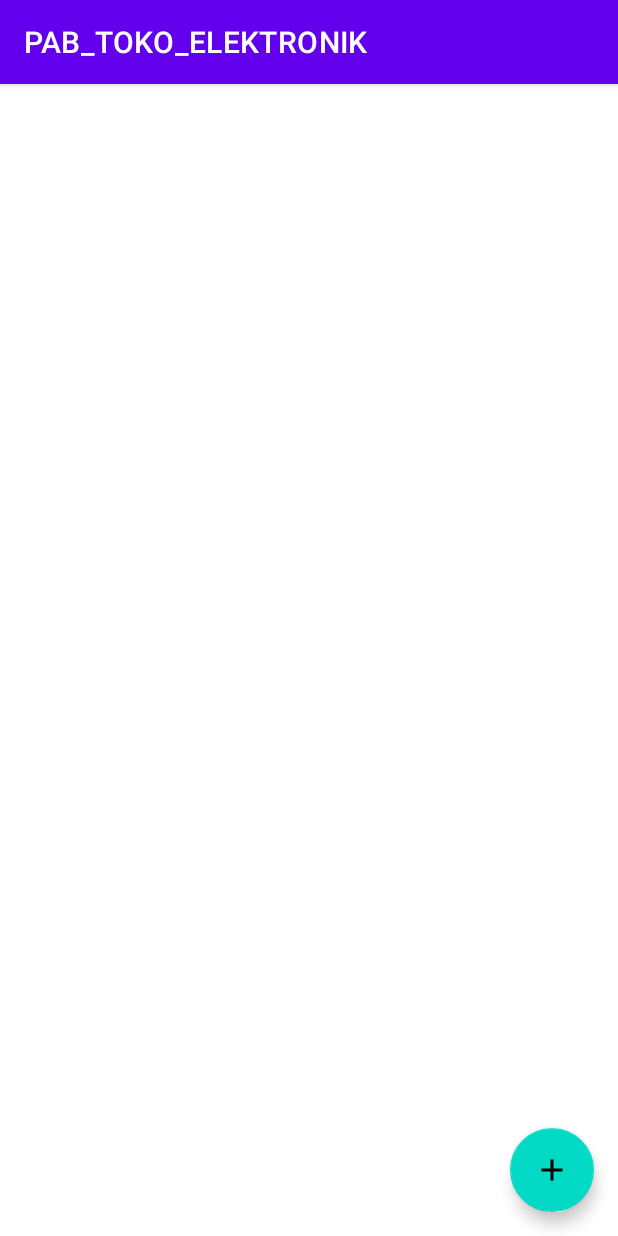
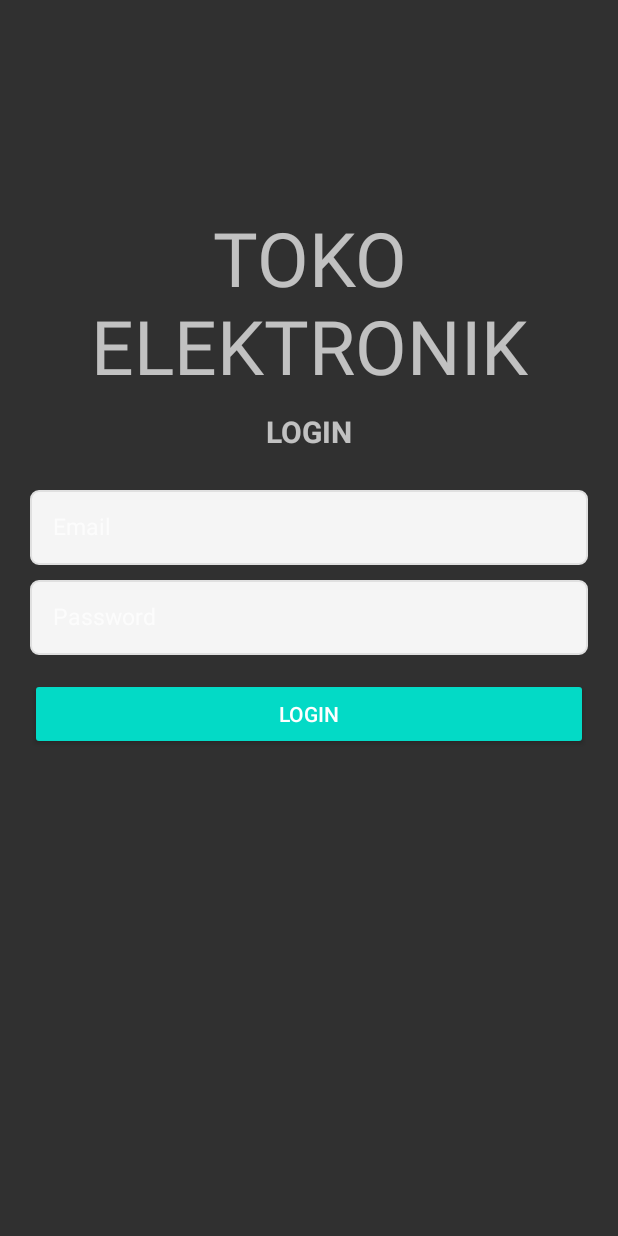
Before and after one commit to akbr11/PAB_TOKO_ELEKTRONIK, an Android app: the screen it shows after launch (MainActivity before the commit, LoginActivity after it), on a phone screen of 412 x 824 dp. Run offline under Robolectric (Android 15) with nearby library versions, the phone set to English and light mode, and no system bars.

Commit message:
add login

```diff
--- a/app/src/main/java/com/example/pab_toko_elektronik/DetailActivity.java
+++ b/app/src/main/java/com/example/pab_toko_elektronik/DetailActivity.java
@@ -27,8 +27,8 @@ public class DetailActivity extends AppCompatActivity {
         cursor.moveToFirst();
         if (cursor.getCount() > 0) {
             cursor.moveToPosition(0);
-            namabarang.setText(cursor.getString(0).toString());
-            kodebarang.setText(cursor.getString(1).toString());
+            namabarang.setText(cursor.getString(0));
+            kodebarang.setText(cursor.getString(1));
         }
     }
 }
--- /dev/null
+++ b/app/src/main/java/com/example/pab_toko_elektronik/LoginActivity.java
@@ -0,0 +1,45 @@
+package com.example.pab_toko_elektronik;
+
+import androidx.appcompat.app.AppCompatActivity;
+
+import android.content.Intent;
+import android.os.Bundle;
+import android.view.View;
+import android.widget.Button;
+import android.widget.EditText;
+import android.widget.Toast;
+
+public class LoginActivity extends AppCompatActivity {
+    EditText l_email, l_password;
+    Button btnLogin;
+
+    @Override
+    protected void onCreate(Bundle savedInstanceState) {
+        super.onCreate(savedInstanceState);
+        setContentView(R.layout.activity_login);
+
+        l_email = findViewById(R.id.et_email);
+        l_password = findViewById(R.id.et_password);
+        btnLogin = findViewById(R.id.btn_login);
+
+        btnLogin.setOnClickListener(new View.OnClickListener() {
+            @Override
+            public void onClick(View view) {
+                String email = l_email.getText().toString();
+                String password = l_password.getText().toString();
+
+                if (email.equals("admin") && password.equals("admin")) {
+                    Toast.makeText(getApplicationContext(), "Login berhasil", Toast.LENGTH_SHORT).show();
+                    Intent intent = new Intent(getApplicationContext(), MainActivity.class);
+                    startActivity(intent);
+                } else if (email.equals("")) {
+                    l_email.setError("Email harus diisi!");
+                } else if (password.equals("")) {
+                    l_password.setError("Password harus diisi!");
+                } else {
+                    Toast.makeText(LoginActivity.this, "Username dan Password Salah!", Toast.LENGTH_SHORT).show();
+                }
+            }
+        });
+    }
+}
--- a/app/src/main/java/com/example/pab_toko_elektronik/MainActivity.java
+++ b/app/src/main/java/com/example/pab_toko_elektronik/MainActivity.java
@@ -13,6 +13,7 @@ import android.view.View;
 import android.widget.AdapterView;
 import android.widget.ArrayAdapter;
 import android.widget.ListView;
+import android.widget.Toast;
 
 import com.google.android.material.floatingactionbutton.FloatingActionButton;
 
@@ -49,7 +50,7 @@ public class MainActivity extends AppCompatActivity {
         cursor.moveToFirst();
         for (int i = 0; i < cursor.getCount(); i++) {
             cursor.moveToPosition(i);
-            daftar[i] = cursor.getString(0).toString();
+            daftar[i] = cursor.getString(0);
         }
         listView = (ListView) findViewById(R.id.listView);
         listView.setAdapter(new ArrayAdapter(this, android.R.layout.simple_list_item_1, daftar));
@@ -79,6 +80,9 @@ public class MainActivity extends AppCompatActivity {
                             case 2:
                                 SQLiteDatabase db = dataHelper.getWritableDatabase();
                                 db.execSQL("DELETE FROM barang WHERE namaBarang = '" + selection + "'");
+                                Toast.makeText(MainActivity.this, "Data Berhasil Dihapus", Toast.LENGTH_SHORT).show();
+                                RefreshList();
+                                break;
                         }
                     }
                 });
--- a/app/src/main/java/com/example/pab_toko_elektronik/UpdateActivity.java
+++ b/app/src/main/java/com/example/pab_toko_elektronik/UpdateActivity.java
@@ -31,8 +31,8 @@ public class UpdateActivity extends AppCompatActivity {
 
         if (cursor.getCount() > 0) {
             cursor.moveToPosition(0);
-            namabarang.setText(cursor.getString(0).toString());
-            kodebarang.setText(cursor.getString(1).toString());
+            namabarang.setText(cursor.getString(0));
+            kodebarang.setText(cursor.getString(1));
         }
         btnedit.setOnClickListener(new View.OnClickListener() {
             @Override
--- /dev/null
+++ b/app/src/main/res/drawable/baseline_phonelink_setup_24.xml
@@ -0,0 +1,5 @@
+<vector android:height="24dp" android:tint="#B41A1A"
+    android:viewportHeight="24" android:viewportWidth="24"
+    android:width="24dp" xmlns:android="http://schemas.android.com/apk/res/android">
+    <path android:fillColor="@android:color/white" android:pathData="M10.82,12.49c0.02,-0.16 0.04,-0.32 0.04,-0.49 0,-0.17 -0.02,-0.33 -0.04,-0.49l1.08,-0.82c0.1,-0.07 0.12,-0.21 0.06,-0.32l-1.03,-1.73c-0.06,-0.11 -0.2,-0.15 -0.31,-0.11l-1.28,0.5c-0.27,-0.2 -0.56,-0.36 -0.87,-0.49l-0.2,-1.33c0,-0.12 -0.11,-0.21 -0.24,-0.21H5.98c-0.13,0 -0.24,0.09 -0.26,0.21l-0.2,1.32c-0.31,0.12 -0.6,0.3 -0.87,0.49l-1.28,-0.5c-0.12,-0.05 -0.25,0 -0.31,0.11l-1.03,1.73c-0.06,0.12 -0.03,0.25 0.07,0.33l1.08,0.82c-0.02,0.16 -0.03,0.33 -0.03,0.49 0,0.17 0.02,0.33 0.04,0.49l-1.09,0.83c-0.1,0.07 -0.12,0.21 -0.06,0.32l1.03,1.73c0.06,0.11 0.2,0.15 0.31,0.11l1.28,-0.5c0.27,0.2 0.56,0.36 0.87,0.49l0.2,1.32c0.01,0.12 0.12,0.21 0.25,0.21h2.06c0.13,0 0.24,-0.09 0.25,-0.21l0.2,-1.32c0.31,-0.12 0.6,-0.3 0.87,-0.49l1.28,0.5c0.12,0.05 0.25,0 0.31,-0.11l1.03,-1.73c0.06,-0.11 0.04,-0.24 -0.06,-0.32l-1.1,-0.83zM7,13.75c-0.99,0 -1.8,-0.78 -1.8,-1.75s0.81,-1.75 1.8,-1.75 1.8,0.78 1.8,1.75S8,13.75 7,13.75zM18,1.01L8,1c-1.1,0 -2,0.9 -2,2v3h2V5h10v14H8v-1H6v3c0,1.1 0.9,2 2,2h10c1.1,0 2,-0.9 2,-2V3c0,-1.1 -0.9,-1.99 -2,-1.99z"/>
+</vector>
--- /dev/null
+++ b/app/src/main/res/drawable/email.xml
@@ -0,0 +1,5 @@
+<vector android:height="24dp" android:tint="#000000"
+    android:viewportHeight="24" android:viewportWidth="24"
+    android:width="24dp" xmlns:android="http://schemas.android.com/apk/res/android">
+    <path android:fillColor="@android:color/white" android:pathData="M12,2C6.48,2 2,6.48 2,12s4.48,10 10,10h5v-2h-5c-4.34,0 -8,-3.66 -8,-8s3.66,-8 8,-8 8,3.66 8,8v1.43c0,0.79 -0.71,1.57 -1.5,1.57s-1.5,-0.78 -1.5,-1.57L17,12c0,-2.76 -2.24,-5 -5,-5s-5,2.24 -5,5 2.24,5 5,5c1.38,0 2.64,-0.56 3.54,-1.47 0.65,0.89 1.77,1.47 2.96,1.47 1.97,0 3.5,-1.6 3.5,-3.57L22,12c0,-5.52 -4.48,-10 -10,-10zM12,15c-1.66,0 -3,-1.34 -3,-3s1.34,-3 3,-3 3,1.34 3,3 -1.34,3 -3,3z"/>
+</vector>
--- /dev/null
+++ b/app/src/main/res/drawable/et_custom.xml
@@ -0,0 +1,18 @@
+<?xml version="1.0" encoding="utf-8"?>
+<shape xmlns:android="http://schemas.android.com/apk/res/android"
+    android:padding="10dp"
+    android:shape="rectangle" >
+
+    <solid android:color="#f5f5f5" />
+
+    <stroke
+        android:width="1dp"
+        android:color="#e0e0e0" />
+
+    <corners
+        android:bottomLeftRadius="5dp"
+        android:bottomRightRadius="5dp"
+        android:topLeftRadius="5dp"
+        android:topRightRadius="5dp" />
+
+</shape>
--- /dev/null
+++ b/app/src/main/res/layout/activity_login.xml
@@ -0,0 +1,70 @@
+<?xml version="1.0" encoding="utf-8"?>
+<RelativeLayout xmlns:android="http://schemas.android.com/apk/res/android"
+    xmlns:app="http://schemas.android.com/apk/res-auto"
+    xmlns:tools="http://schemas.android.com/tools"
+    android:layout_width="match_parent"
+    android:layout_height="match_parent"
+    android:orientation="vertical"
+    tools:context=".LoginActivity">
+
+    <TextView
+        android:id="@+id/tv_title"
+        android:layout_width="wrap_content"
+        android:layout_height="wrap_content"
+        android:text="@string/app_name"
+        android:gravity="center"
+        android:textSize="50sp"
+        android:layout_marginBottom="10dp"
+        android:layout_above="@id/tv_subtitle"/>
+
+    <TextView
+        android:id="@+id/tv_subtitle"
+        android:layout_width="match_parent"
+        android:layout_height="wrap_content"
+        android:text="LOGIN"
+        android:textSize="20dp"
+        android:gravity="center"
+        android:textStyle="bold"
+        android:layout_marginBottom="25dp"
+        android:layout_above="@id/et_email"/>
+
+    <EditText
+        android:id="@+id/et_email"
+        android:layout_width="match_parent"
+        android:layout_height="50dp"
+        android:layout_marginLeft="20dp"
+        android:layout_marginRight="20dp"
+        android:hint="Email"
+        android:padding="15dp"
+        android:inputType="textEmailAddress"
+        android:layout_above="@id/et_password"
+        android:textSize="15sp"
+        android:background="@drawable/et_custom"/>
+
+    <EditText
+        android:id="@+id/et_password"
+        android:layout_width="match_parent"
+        android:layout_height="50dp"
+        android:layout_marginLeft="20dp"
+        android:layout_marginRight="20dp"
+        android:layout_marginTop="10dp"
+        android:padding="15dp"
+        android:hint="Password"
+        android:inputType="textPassword"
+        android:layout_centerInParent="true"
+        android:textSize="15sp"
+        android:background="@drawable/et_custom"/>
+
+    <Button
+        android:id="@+id/btn_login"
+        android:layout_width="match_parent"
+        android:layout_height="wrap_content"
+        android:layout_below="@id/et_password"
+        android:backgroundTint="@color/design_default_color_secondary"
+        android:layout_marginLeft="20dp"
+        android:layout_marginRight="20dp"
+        android:layout_marginTop="15dp"
+        android:textColor="@android:color/white"
+        android:text="Login"/>
+
+</RelativeLayout>
--- a/app/src/main/res/values/strings.xml
+++ b/app/src/main/res/values/strings.xml
@@ -1,3 +1,3 @@
 <resources>
-    <string name="app_name">PAB_TOKO_ELEKTRONIK</string>
+    <string name="app_name">TOKO ELEKTRONIK</string>
 </resources>
```
Also changed, not shown: app/src/main/AndroidManifest.xml (+5 -2 lines), app/src/main/java/com/example/pab_toko_elektronik/CreateActivty.java (+9 -0 lines).
